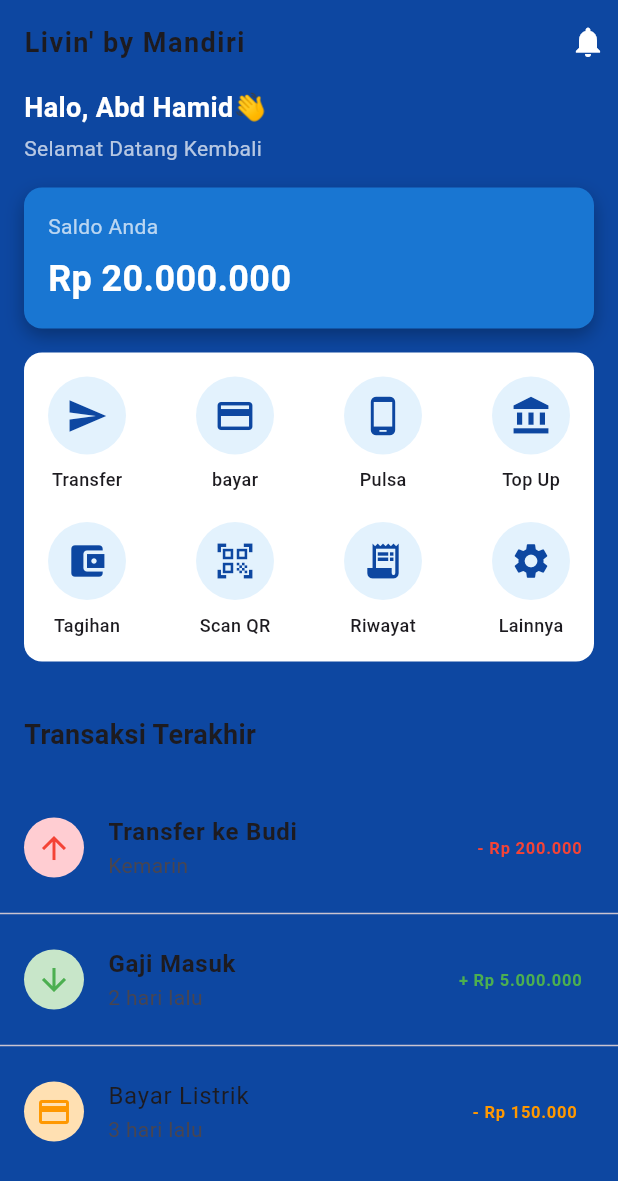
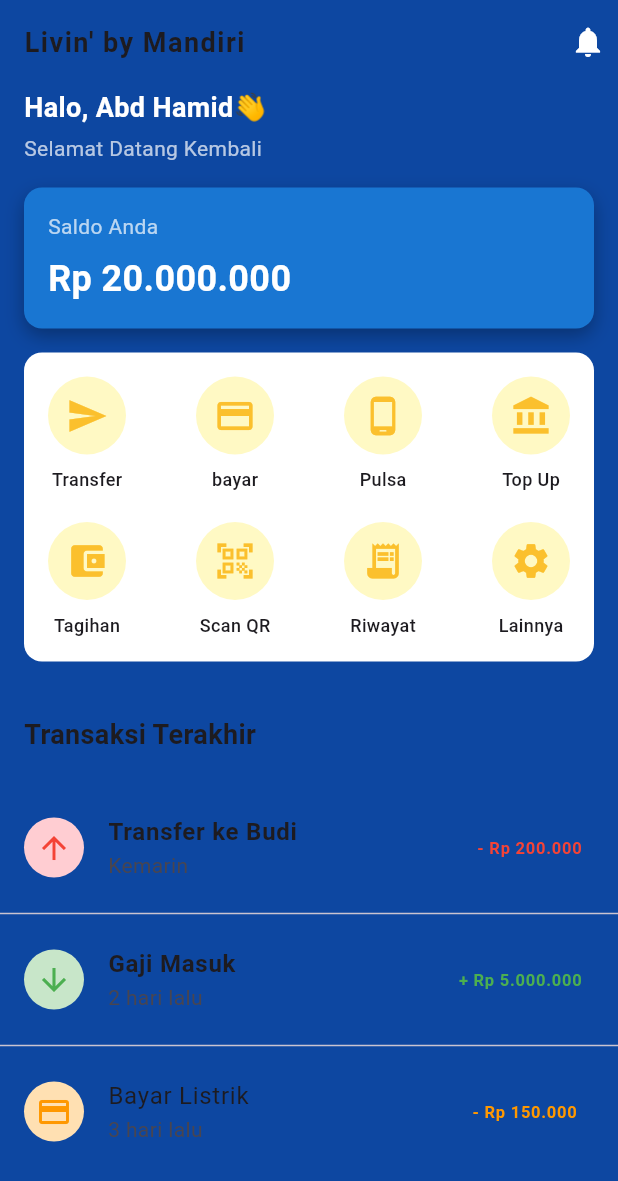
Before and after one commit to abdhamid66/UI_mandiri, a Flutter app: the screen it shows after launch, on a phone screen of 412 x 824 dp. Shown: the top 1181 px of the screen. Run offline on Flutter 3.47's test engine with Material 3 defaults, Android fonts, the phone set to English and light mode, and no system bars.

Commit message:
megubah icon menjadi kuning

```diff
--- a/lib/main.dart
+++ b/lib/main.dart
@@ -222,10 +222,10 @@
         Container(
           padding: const EdgeInsets.all(12),
           decoration: BoxDecoration(
-            color: Colors.blue[50],
+            color: Colors.yellow[100],
             shape: BoxShape.circle,
           ),
-          child: Icon(icon, color: Colors.blue[900], size: 28),
+          child: Icon(icon, color: Colors.yellow[700], size: 28),
         ),
         const SizedBox(height: 8),
         Text(
```
